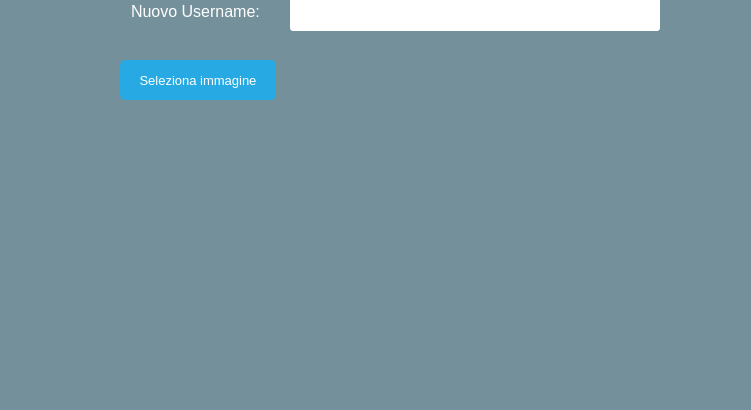
First picture: the form in Client/EditorGUI/EditorGUI/Modify Profile/ModifyProfile.ui, repository iliodipietro/Programmazione-Di-Sistema-Collaborative-Editor, before the edit; both pictures show x 0 to 751 and y 190 to 600 of the 1064 by 712 pixel window.
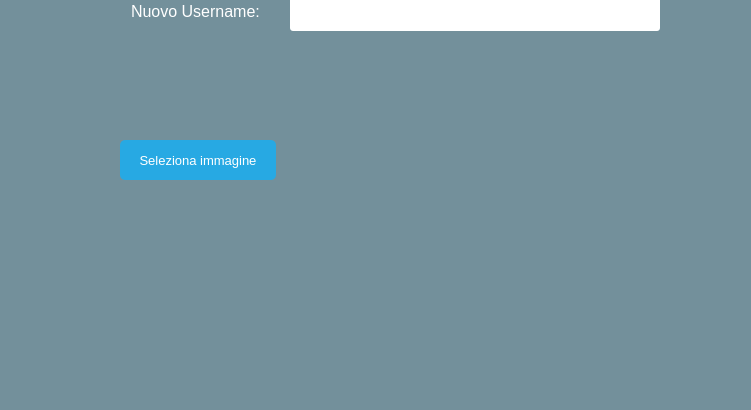
Second picture: the form after the edit.

Commit message: Modify Profile da testare. Almost completed

```diff
--- a/Client/EditorGUI/EditorGUI/Modify Profile/ModifyProfile.ui
+++ b/Client/EditorGUI/EditorGUI/Modify Profile/ModifyProfile.ui
@@ -147,7 +147,7 @@
    <property name="geometry">
     <rect>
      <x>120</x>
-     <y>250</y>
+     <y>330</y>
      <width>156</width>
      <height>40</height>
     </rect>
@@ -210,9 +210,9 @@
   <widget class="QLabel" name="imageLabel">
    <property name="geometry">
     <rect>
-     <x>350</x>
-     <y>340</y>
-     <width>321</width>
+     <x>290</x>
+     <y>250</y>
+     <width>271</width>
      <height>200</height>
     </rect>
    </property>
```
Left out of the diff: 2 changed lines with no effect on the pictures. The commit also changes 3 other files.
